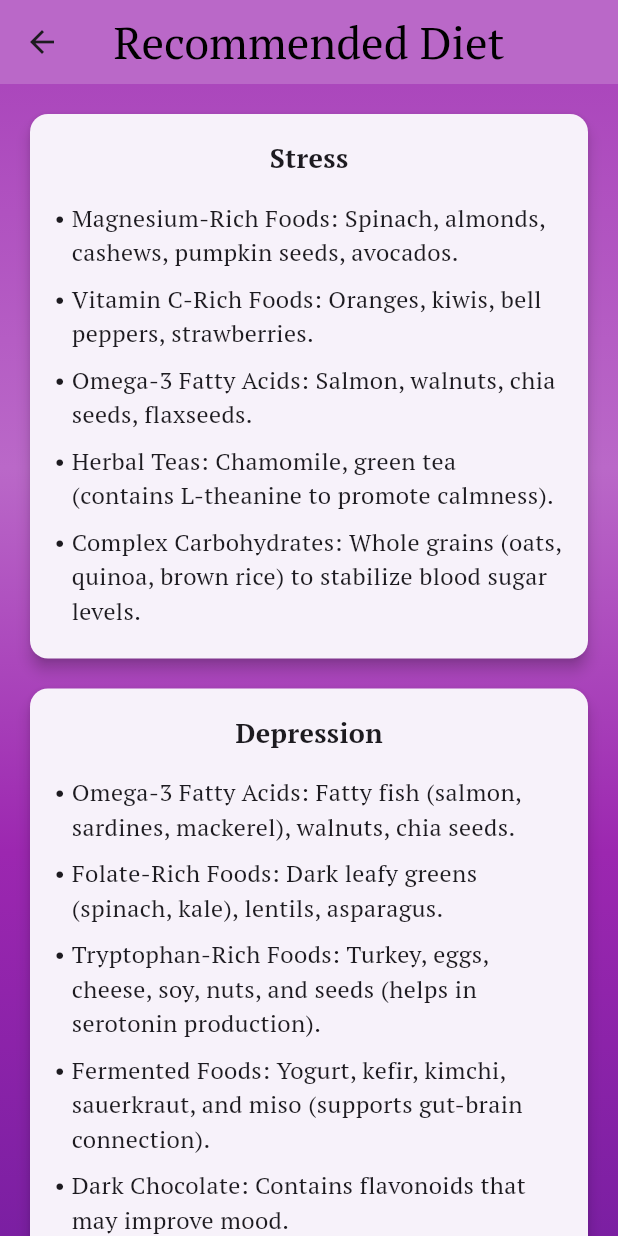
After one commit to DarkStar1709/Team-Glitch, a Flutter app: the DietScreen screen opened by its route, on a phone screen of 412 x 824 dp. The commit adds this screen. Run offline on Flutter 3.47's test engine with Material 3 defaults, Android fonts, the phone set to English and light mode, and no system bars; our stand-ins replace bloc, equatable, firebase_auth, firebase_core, flutter_bloc, google_fonts and 2 more; accounts and stored records are empty.

Commit message:
final commit?

```diff
--- a/lib/main.dart
+++ b/lib/main.dart
@@ -7,6 +7,7 @@ import 'package:peacify/blocs/auth%20block/auth_state.dart';
 import 'package:peacify/blocs/chat%20bloc/chat_bloc.dart';
 // ignore: unused_import
 import 'package:peacify/screens/ChatScreen.dart';
+import 'package:peacify/screens/DietScreen.dart';
 import 'package:peacify/screens/DoctorListScreen.dart';
 import 'package:peacify/screens/HelplineScreen.dart';
 import 'package:peacify/screens/MusicScreen.dart';
@@ -47,7 +48,7 @@ class MainApp extends StatelessWidget {
         '/': (context) => BlocBuilder<AuthBloc, AuthState>(
               builder: (context, state) {
                 if (state is Authenticated) {
-                  return HomeScreen();
+                  return OnboardingScreen();
                 } else {
                   return HomeScreen();
                 }
@@ -66,6 +67,7 @@ class MainApp extends StatelessWidget {
             ),
         '/doc': (context) => DoctorListScreen(),
         '/stress': (context) => Stressscreen(),
+        '/diet': (context) => DietScreen(),
       },
       onUnknownRoute: (settings) {
         return MaterialPageRoute(
--- /dev/null
+++ b/lib/screens/DietScreen.dart
@@ -0,0 +1,82 @@
+import 'package:flutter/material.dart';
+import 'package:peacify/widgets/DietCard.dart';
+
+class DietScreen extends StatelessWidget {
+  final List<Map<String, dynamic>> dietPlans = [
+    {
+      'title': 'Stress',
+      'points': [
+        'Magnesium-Rich Foods: Spinach, almonds, cashews, pumpkin seeds, avocados.',
+        'Vitamin C-Rich Foods: Oranges, kiwis, bell peppers, strawberries.',
+        'Omega-3 Fatty Acids: Salmon, walnuts, chia seeds, flaxseeds.',
+        'Herbal Teas: Chamomile, green tea (contains L-theanine to promote calmness).',
+        'Complex Carbohydrates: Whole grains (oats, quinoa, brown rice) to stabilize blood sugar levels.'
+      ],
+    },
+    {
+      'title': 'Depression',
+      'points': [
+        'Omega-3 Fatty Acids: Fatty fish (salmon, sardines, mackerel), walnuts, chia seeds.',
+        'Folate-Rich Foods: Dark leafy greens (spinach, kale), lentils, asparagus.',
+        'Tryptophan-Rich Foods: Turkey, eggs, cheese, soy, nuts, and seeds (helps in serotonin production).',
+        'Fermented Foods: Yogurt, kefir, kimchi, sauerkraut, and miso (supports gut-brain connection).',
+        'Dark Chocolate: Contains flavonoids that may improve mood.',
+        'Vitamin D: Eggs, fortified cereals, mushrooms, sunlight exposure.'
+      ],
+    },
+    {
+      'title': 'Anxiety',
+      'points': [
+        'Magnesium and Zinc-Rich Foods: Spinach, pumpkin seeds, chickpeas, dark chocolate.',
+        'Probiotic Foods: Yogurt, kombucha, pickles (helps gut-brain axis).',
+        'L-theanine Sources: Green tea, matcha.',
+        'Low-Glycemic Index Foods: Sweet potatoes, whole grains (to reduce blood sugar spikes that can worsen anxiety).',
+        'Vitamin B Complex Foods: Eggs, lean meats, bananas, nutritional yeast.',
+      ],
+    },
+  ];
+
+  DietScreen({Key? key}) : super(key: key);
+
+  @override
+  Widget build(BuildContext context) {
+    return Scaffold(
+      appBar: AppBar(
+        backgroundColor: Colors.purple.shade300,
+        centerTitle: true,
+        title: const Text(
+          'Recommended Diet',
+          style: TextStyle(color: Colors.black, fontSize: 30),
+        ),
+      ),
+      body: Container(
+        decoration: BoxDecoration(
+          gradient: LinearGradient(
+            colors: [
+              Colors.purple.shade400,
+              Colors.purple.shade300,
+              Colors.purple.shade500,
+              Colors.purple.shade700,
+            ],
+            begin: Alignment.topCenter,
+            end: Alignment.bottomCenter,
+          ),
+        ),
+        child: ListView.builder(
+          padding: const EdgeInsets.all(16.0),
+          itemCount: dietPlans.length,
+          itemBuilder: (context, index) {
+            final diet = dietPlans[index];
+            return Padding(
+              padding: const EdgeInsets.only(bottom: 12.0),
+              child: DietCard(
+                title: diet['title'],
+                points: List<String>.from(diet['points']),
+              ),
+            );
+          },
+        ),
+      ),
+    );
+  }
+}
--- a/lib/screens/HomeScreen.dart
+++ b/lib/screens/HomeScreen.dart
@@ -52,8 +52,8 @@ class HomeScreen extends StatefulWidget {
       'title': 'Diet Plan',
       'imagePath': 'assets/images/diet.webp',
       'icon': Icons.access_time,
-      'onTap': () {
-        print('Card 3 tapped');
+      'onTap': (BuildContext context) {
+        Navigator.pushNamed(context, '/diet');
       },
     },
     {
--- /dev/null
+++ b/lib/widgets/DietCard.dart
@@ -0,0 +1,58 @@
+import 'package:flutter/material.dart';
+
+class DietCard extends StatelessWidget {
+  final String title;
+  final List<String> points;
+
+  const DietCard({
+    Key? key,
+    required this.title,
+    required this.points,
+  }) : super(key: key);
+
+  @override
+  Widget build(BuildContext context) {
+    return Card(
+      elevation: 4,
+      shape: RoundedRectangleBorder(
+        borderRadius: BorderRadius.circular(12),
+      ),
+      child: Padding(
+        padding: const EdgeInsets.all(16.0),
+        child: Column(
+          crossAxisAlignment: CrossAxisAlignment.start,
+          children: [
+            Center(
+              child: Text(
+                title,
+                style: const TextStyle(
+                  fontSize: 18,
+                  fontWeight: FontWeight.bold,
+                ),
+              ),
+            ),
+            const SizedBox(height: 12),
+            ...points.map((point) => Padding(
+                  padding: const EdgeInsets.symmetric(vertical: 4.0),
+                  child: Row(
+                    crossAxisAlignment: CrossAxisAlignment.start,
+                    children: [
+                      const Text(
+                        "• ",
+                        style: TextStyle(fontSize: 16),
+                      ),
+                      Expanded(
+                        child: Text(
+                          point,
+                          style: const TextStyle(fontSize: 16),
+                        ),
+                      ),
+                    ],
+                  ),
+                )),
+          ],
+        ),
+      ),
+    );
+  }
+}
```
